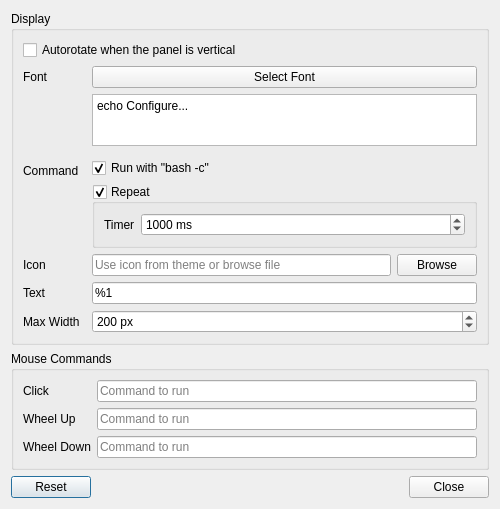
This is plugin-customcommand/lxqtcustomcommandconfiguration.ui in lxqt/lxqt-panel as Qt 5 draws it before an edit. The edited form follows.
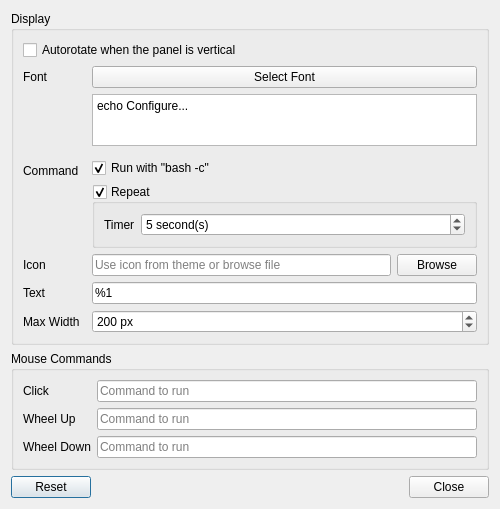
This is the edited form.

Commit message: handle Reset button and change timer to seconds

What changed in the file:
```diff
--- a/plugin-customcommand/lxqtcustomcommandconfiguration.ui
+++ b/plugin-customcommand/lxqtcustomcommandconfiguration.ui
@@ -73,19 +73,19 @@
               </sizepolicy>
              </property>
              <property name="suffix">
-              <string> ms</string>
+              <string> second(s)</string>
              </property>
              <property name="minimum">
-              <number>100</number>
+              <number>1</number>
              </property>
              <property name="maximum">
-              <number>9999999</number>
+              <number>86400</number>
              </property>
              <property name="singleStep">
               <number>100</number>
              </property>
              <property name="value">
-              <number>1000</number>
+              <number>5</number>
              </property>
             </widget>
            </item>
```
Left out of the diff: 8 changed lines with no effect on the pictures. The commit also changes 4 other files.
